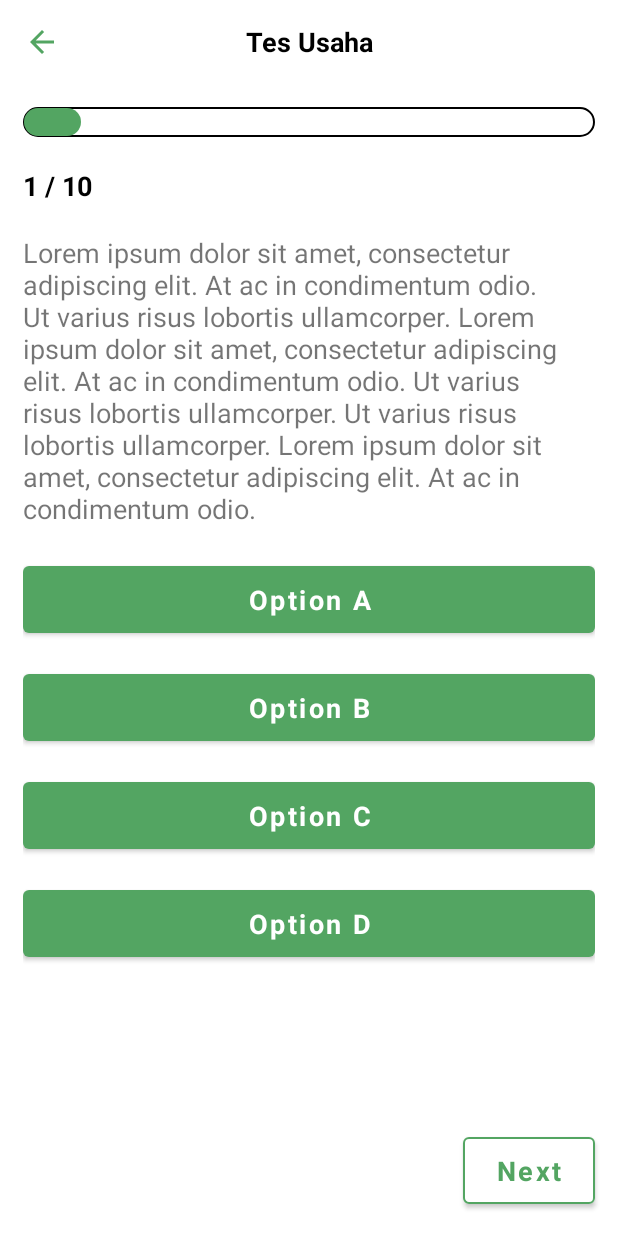
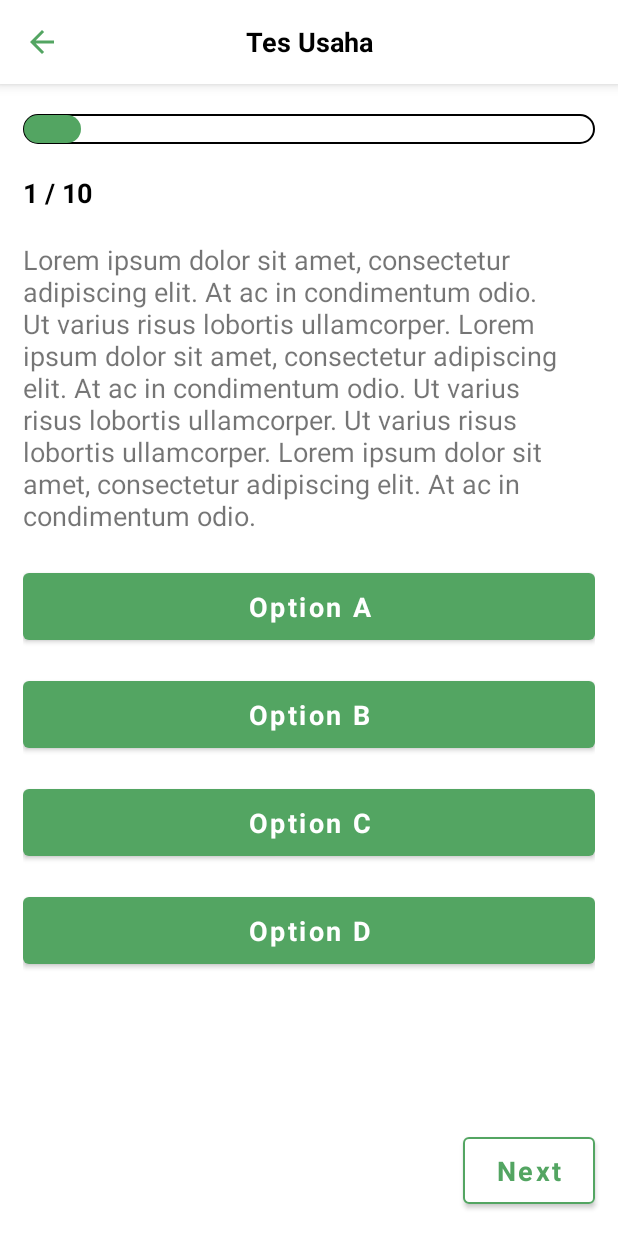
Before and after one commit to bakharaalief/Busaha-App, an Android app: the BusinessTestActivity screen opened directly, with no data from a screen before it, on a phone screen of 412 x 824 dp. Run offline under Robolectric (Android 15) with nearby library versions, the phone set to English and light mode, and no system bars; Roboto replaces fonts that are not available here.

Commit message:
update action bar in test and result activity

```diff
--- a/app/src/main/java/com/busaha/busahaapp/presentation/business_trend/BusinessTrendViewModel.kt
+++ b/app/src/main/java/com/busaha/busahaapp/presentation/business_trend/BusinessTrendViewModel.kt
@@ -12,6 +12,6 @@ class BusinessTrendViewModel : ViewModel() {
     val listTrend: LiveData<List<Trend>> = _listTrend
 
     init {
-        _listTrend.value = DataDummy.TrendDummy()
+        _listTrend.value = DataDummy.trendDummy()
     }
 }
--- a/app/src/main/java/com/busaha/busahaapp/util/DataDummy.kt
+++ b/app/src/main/java/com/busaha/busahaapp/util/DataDummy.kt
@@ -3,7 +3,7 @@ package com.busaha.busahaapp.util
 import com.busaha.busahaapp.domain.entity.Trend
 
 object DataDummy {
-    fun TrendDummy(): List<Trend> {
+    fun trendDummy(): List<Trend> {
         val result = ArrayList<Trend>()
 
         for (i in 0..10) {
--- a/app/src/main/res/layout/activity_business_result.xml
+++ b/app/src/main/res/layout/activity_business_result.xml
@@ -8,6 +8,7 @@
 
     <com.google.android.material.appbar.MaterialToolbar
         android:id="@+id/toolbar"
+        style="@style/ActionBarTheme"
         android:layout_width="match_parent"
         android:layout_height="?actionBarSize"
         app:layout_constraintEnd_toEndOf="parent"
@@ -27,6 +28,7 @@
         android:id="@+id/imageView3"
         android:layout_width="200dp"
         android:layout_height="180dp"
+        android:layout_marginTop="20dp"
         android:layout_marginBottom="20dp"
         android:contentDescription="@string/result_image_desc"
         android:src="@drawable/ic_bro"
--- a/app/src/main/res/layout/activity_business_test.xml
+++ b/app/src/main/res/layout/activity_business_test.xml
@@ -8,6 +8,7 @@
 
     <com.google.android.material.appbar.MaterialToolbar
         android:id="@+id/toolbar"
+        style="@style/ActionBarTheme"
         android:layout_width="match_parent"
         android:layout_height="?actionBarSize"
         app:layout_constraintEnd_toEndOf="parent"
--- a/app/src/main/res/layout/activity_business_trend.xml
+++ b/app/src/main/res/layout/activity_business_trend.xml
@@ -8,14 +8,13 @@
 
     <com.google.android.material.appbar.MaterialToolbar
         android:id="@+id/toolbar"
+        style="@style/ActionBarTheme"
         android:layout_width="match_parent"
         android:layout_height="?actionBarSize"
         app:layout_constraintEnd_toEndOf="parent"
         app:layout_constraintStart_toStartOf="parent"
         app:layout_constraintTop_toTopOf="parent"
-        android:background="@color/white"
-        app:navigationIcon="@drawable/ic_baseline_arrow_back_24"
-        android:elevation="5dp">
+        app:navigationIcon="@drawable/ic_baseline_arrow_back_24">
 
         <TextView
             style="@style/ActionBarTextTheme"
--- a/app/src/main/res/layout/activity_login.xml
+++ b/app/src/main/res/layout/activity_login.xml
@@ -8,7 +8,6 @@
 
     <com.google.android.material.appbar.MaterialToolbar
         android:id="@+id/materialToolbar"
-        style="@style/ThemeOverlay.MaterialComponents.Toolbar.Primary"
         android:layout_width="0dp"
         android:layout_height="?actionBarSize"
         app:layout_constraintEnd_toEndOf="parent"
--- a/app/src/main/res/layout/activity_register.xml
+++ b/app/src/main/res/layout/activity_register.xml
@@ -8,7 +8,6 @@
 
     <com.google.android.material.appbar.MaterialToolbar
         android:id="@+id/materialToolbar"
-        style="@style/ThemeOverlay.MaterialComponents.Toolbar.Primary"
         android:layout_width="0dp"
         android:layout_height="?actionBarSize"
         app:layout_constraintEnd_toEndOf="parent"
--- a/app/src/main/res/layout/fragment_test.xml
+++ b/app/src/main/res/layout/fragment_test.xml
@@ -26,7 +26,7 @@
                 style="@android:style/Widget.ProgressBar.Horizontal"
                 android:layout_width="match_parent"
                 android:layout_height="20dp"
-                android:layout_marginTop="15dp"
+                android:layout_marginTop="20dp"
                 android:progressDrawable="@drawable/my_progress_bar" />
 
             <TextView
--- a/app/src/main/res/values/themes.xml
+++ b/app/src/main/res/values/themes.xml
@@ -41,6 +41,11 @@
     <style name="DescriptionTheme" parent="LightBaseTheme">
         <item name="android:textAlignment">center</item>
         <item name="android:textSize">18sp</item>
+    </style>
+
+    <style name="ActionBarTheme">
+        <item name="android:background">@color/white</item>
+        <item name="android:elevation">5dp</item>
     </style>
 
     <style name="GreenButtonTheme" parent="BoldBaseTheme">
```
